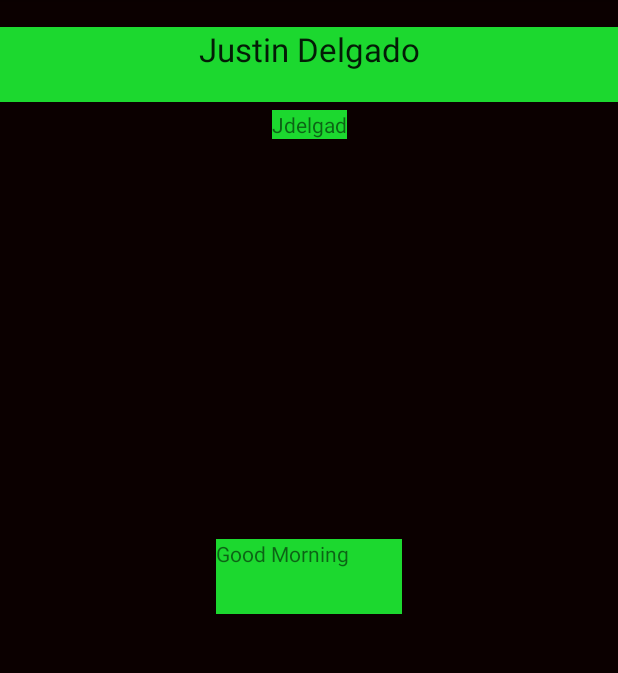
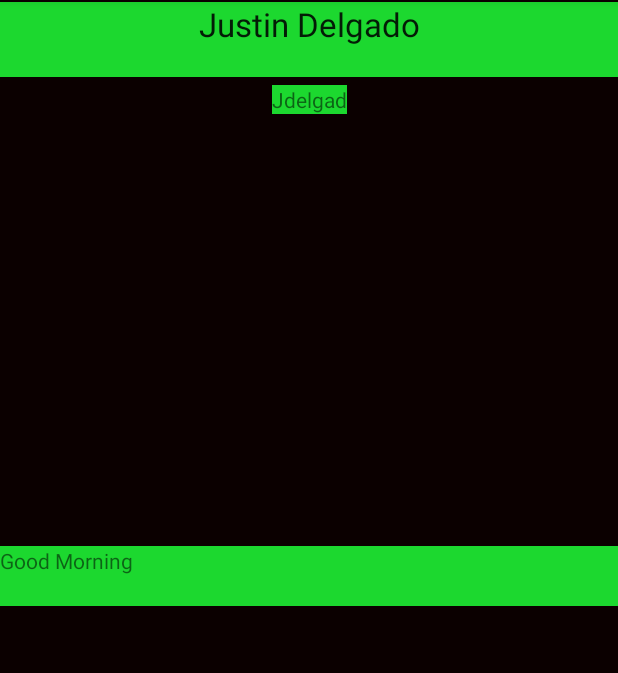
Before and after one commit to Jdelgad72/Capstone, an Android app: the screen it shows after launch (MainActivity), on a phone screen of 412 x 824 dp, the part 84-757 px from its top. Run offline under Robolectric (Android 15) with nearby library versions, the phone set to English and light mode, and no system bars.

Commit message:
Final iteraion for real this time

```diff
--- a/itp02/TimeApplication/app/src/main/res/layout/activity_main.xml
+++ b/itp02/TimeApplication/app/src/main/res/layout/activity_main.xml
@@ -5,6 +5,7 @@
     android:layout_width="match_parent"
     android:layout_height="match_parent"
     android:background="#0B0000"
+    android:textAlignment="center"
     tools:context=".MainActivity">
 
     <TextView
@@ -22,7 +23,7 @@
         app:layout_constraintRight_toRightOf="parent"
         app:layout_constraintStart_toStartOf="parent"
         app:layout_constraintTop_toTopOf="parent"
-        app:layout_constraintVertical_bias="0.025" />
+        app:layout_constraintVertical_bias="0.002" />
 
     <TextView
         android:id="@+id/textView"
@@ -38,8 +39,8 @@
 
     <TextView
         android:id="@+id/textView2"
-        android:layout_width="124dp"
-        android:layout_height="50dp"
+        android:layout_width="0dp"
+        android:layout_height="40dp"
         android:background="#1CD82F"
         app:layout_constraintBottom_toBottomOf="parent"
         app:layout_constraintEnd_toEndOf="parent"
```
